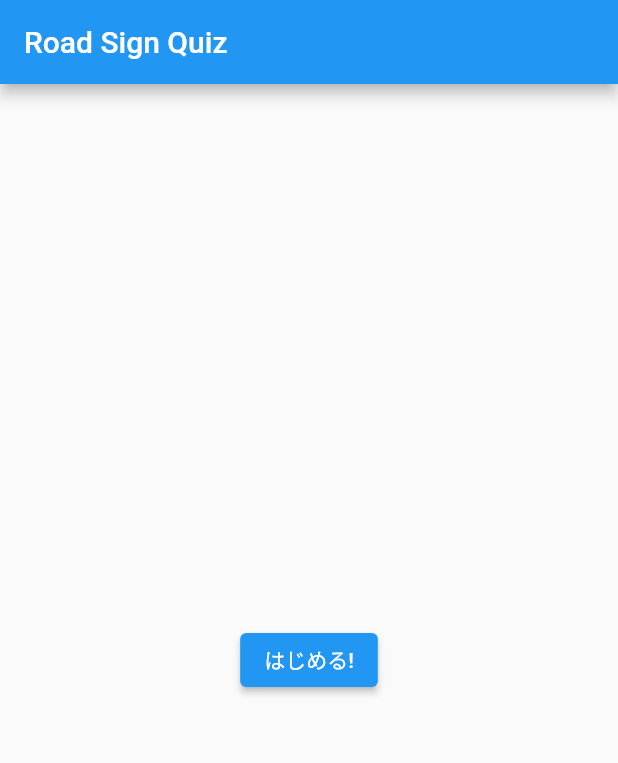
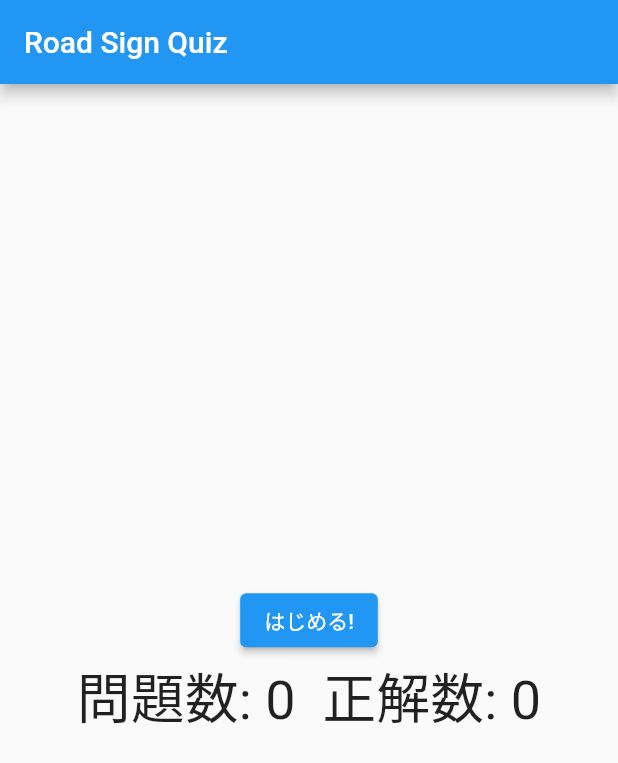
Before and after one commit to mino3daisuke/road_sign_quiz, a Flutter app: the screen it shows after launch, on a phone screen of 412 x 824 dp. Shown: the top 763 px of the screen. Run offline on Flutter 3.47's test engine with Material 2 defaults, Android fonts, the phone set to English and light mode, and no system bars; our stand-ins replace flutter_svg.

Commit message:
正解数の表示を実装

```diff
--- a/lib/main.dart
+++ b/lib/main.dart
@@ -3,8 +3,10 @@ import 'dart:math';
 
 import 'package:flutter/material.dart';
 import 'package:flutter_svg/flutter_svg.dart';
+import 'package:provider/provider.dart';
 import 'package:road_sign_quiz/app_settings.dart';
 import 'package:road_sign_quiz/judge_result_text.dart';
+import 'package:road_sign_quiz/road_sign_quiz_model.dart';
 import 'package:road_sign_quiz/start_page.dart';
 
 import 'choice_button.dart';
@@ -17,7 +19,9 @@ class MyApp extends StatelessWidget {
   // This widget is the root of your application.
   @override
   Widget build(BuildContext context) {
-    return MaterialApp(
+    return ChangeNotifierProvider(
+      create: (context) => RoadSignQuizModel(),
+      child: MaterialApp(
         title: '道路標識クイズ',
         theme: ThemeData(
           //テーマ（色とか指定できる
@@ -30,6 +34,7 @@ class MyApp extends StatelessWidget {
           '/play': (BuildContext context) => RoadSignPage(),
         },
 //      home: StartPage(),
+      ),
     );
   }
 }
@@ -62,7 +67,7 @@ class _RoadSignQuizState extends State<RoadSignQuiz> {
   List<String> choices = []; //選択肢
   List<bool> isSelectedList = [false, false, false, false];
   bool canAnswer = true;
-  late Timer autoNextQuestion;
+  Timer? autoNextQuestion;
 
   @override
   void initState() {
@@ -132,17 +137,15 @@ class _RoadSignQuizState extends State<RoadSignQuiz> {
               ElevatedButton(
                 child: Text('やめる'),
                 onPressed: () {
-                  setState(() {
-                    autoNextQuestion.cancel();
+                  autoNextQuestion?.cancel();
                   Navigator.of(context).pop();
-                  });
                 },
               ),
               ElevatedButton(
                 child: Text('次へ'),
                 onPressed: () {
                   nextButton();
-                  autoNextQuestion.cancel();
+                  autoNextQuestion?.cancel();
                 },
               ),
             ],
@@ -175,9 +178,11 @@ class _RoadSignQuizState extends State<RoadSignQuiz> {
 
   //正解不正解の文字表示
   void judge(String text, String answer) {
-    if (text == answer)
+    Provider.of<RoadSignQuizModel>(context, listen: false).addTotalNumber();
+    if (text == answer) {
       judgeResult = JudgeResult.correct;
-    else
+      Provider.of<RoadSignQuizModel>(context, listen: false).addCorrectNumber();
+    } else
       judgeResult = JudgeResult.incorrect;
   }
 
--- /dev/null
+++ b/lib/road_sign_quiz_model.dart
@@ -0,0 +1,26 @@
+import 'package:flutter/material.dart';
+
+class RoadSignQuizModel extends ChangeNotifier {
+  int _quizTotalNumber = 0;
+  int _quizCorrectNumber = 0;
+//  int _correctRatio = 0;
+
+  int get totalNumber => _quizTotalNumber;
+  int get correctNumber => _quizCorrectNumber;
+//  int get correctRatio => (_quizTotalNumber / _quizCorrectNumber) as int;
+
+  void addTotalNumber() {
+    _quizTotalNumber++;
+    notifyListeners();
+  }
+
+  void addCorrectNumber() {
+    _quizCorrectNumber++;
+    notifyListeners();
+  }
+
+  void resetAll() {
+    _quizTotalNumber = 0;
+    _quizCorrectNumber = 0;
+  }
+}
--- a/lib/start_page.dart
+++ b/lib/start_page.dart
@@ -1,4 +1,6 @@
 import 'package:flutter/material.dart';
+import 'package:provider/provider.dart';
+import 'package:road_sign_quiz/road_sign_quiz_model.dart';
 
 class StartPage extends StatelessWidget {
   const StartPage({Key? key}) : super(key: key);
@@ -12,11 +14,26 @@ class StartPage extends StatelessWidget {
       body: SafeArea(
         child: Center(
           //はじめる画面
-          child: ElevatedButton(
-            child: Text('はじめる!'),
-            onPressed: () {
-              Navigator.of(context).pushNamed('/play');
-            },
+          child: Column(
+            mainAxisAlignment: MainAxisAlignment.center,
+            children: [
+              ElevatedButton(
+                child: Text('はじめる!'),
+                onPressed: () {
+                  Provider.of<RoadSignQuizModel>(context, listen: false)
+                      .resetAll();
+                  Navigator.of(context).pushNamed('/play');
+                },
+              ),
+              Consumer<RoadSignQuizModel>(
+                builder: (context, roadSignQuizModel, child) {
+                  return Text(
+                    "問題数: ${roadSignQuizModel.totalNumber}  正解数: ${roadSignQuizModel.correctNumber}",
+                    style: TextStyle(fontSize: 36.0),
+                  );
+                },
+              ),
+            ],
           ),
         ),
       ),
--- a/pubspec.yaml
+++ b/pubspec.yaml
@@ -14,6 +14,8 @@ dependencies:
   flutter_svg: 0.21.0-nullsafety.0
   async: ^2.5.0
 
+  provider: ^5.0.0
+
   cupertino_icons: ^1.0.0
 
 dev_dependencies:
```
Also changed, not shown: pubspec.lock. Lines whose indentation alone changed are shown as unchanged.
